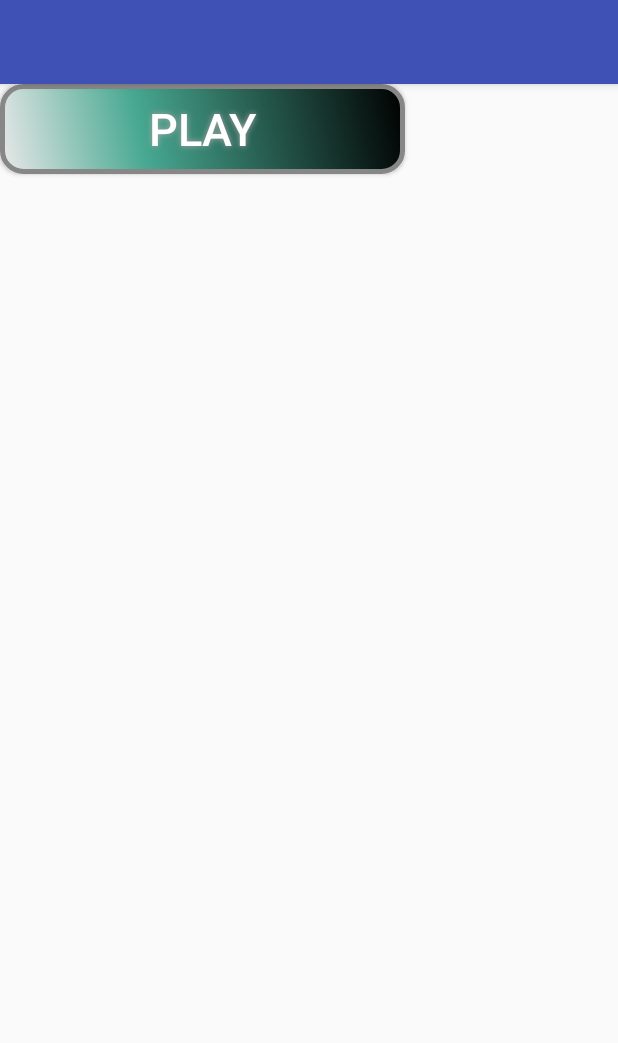
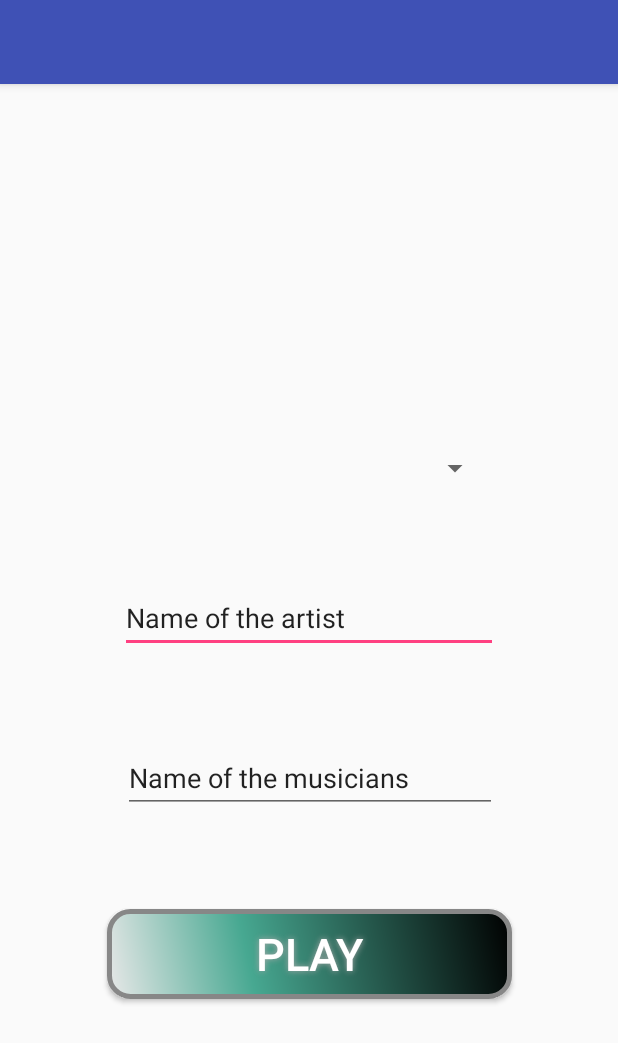
Before and after one commit to jeking212/HACKadam, an Android app: the SettingsActivity screen opened directly, with no data from a screen before it, on a phone screen of 412 x 824 dp. Shown: the top 1043 px of the screen. Run offline under Robolectric (Android 15) with nearby library versions, the phone set to English and light mode, and no system bars.

Commit message:
Drawing done need to add re-drawing and all of the rest

```diff
--- a/app/src/main/AndroidManifest.xml
+++ b/app/src/main/AndroidManifest.xml
@@ -18,7 +18,8 @@
             </intent-filter>
         </activity>
         <activity android:name=".MainMenuActivity" />
-        <activity android:name=".SettingsActivity"></activity>
+        <activity android:name=".SettingsActivity" />
+        <activity android:name=".PianoActivity"></activity>
     </application>
 
 </manifest>
--- a/app/src/main/res/layout/activity_settings.xml
+++ b/app/src/main/res/layout/activity_settings.xml
@@ -10,8 +10,15 @@
         android:id="@+id/spnSubject"
         android:layout_width="242dp"
         android:layout_height="49dp"
-        tools:layout_editor_absoluteX="71dp"
-        tools:layout_editor_absoluteY="155dp" />
+        android:layout_marginRight="8dp"
+        app:layout_constraintRight_toRightOf="parent"
+        android:layout_marginLeft="8dp"
+        app:layout_constraintLeft_toLeftOf="parent"
+        app:layout_constraintTop_toTopOf="parent"
+        android:layout_marginTop="8dp"
+        app:layout_constraintBottom_toBottomOf="parent"
+        android:layout_marginBottom="8dp"
+        app:layout_constraintVertical_bias="0.318" />
 
     <EditText
         android:id="@+id/ptArtistName"
@@ -20,8 +27,15 @@
         android:ems="10"
         android:inputType="textPersonName"
         android:text="Name of the artist"
-        tools:layout_editor_absoluteX="66dp"
-        tools:layout_editor_absoluteY="221dp" />
+        app:layout_constraintTop_toTopOf="parent"
+        android:layout_marginTop="8dp"
+        app:layout_constraintBottom_toBottomOf="parent"
+        android:layout_marginBottom="8dp"
+        android:layout_marginLeft="8dp"
+        app:layout_constraintVertical_bias="0.461"
+        app:layout_constraintLeft_toLeftOf="parent"
+        android:layout_marginRight="8dp"
+        app:layout_constraintRight_toRightOf="parent" />
 
     <EditText
         android:id="@+id/ptMusiciansName"
@@ -30,8 +44,16 @@
         android:ems="10"
         android:inputType="textPersonName"
         android:text="Name of the musicians"
-        tools:layout_editor_absoluteX="68dp"
-        tools:layout_editor_absoluteY="279dp" />
+        android:layout_marginRight="8dp"
+        app:layout_constraintRight_toRightOf="parent"
+        android:layout_marginLeft="8dp"
+        app:layout_constraintLeft_toLeftOf="parent"
+        app:layout_constraintBottom_toBottomOf="parent"
+        android:layout_marginBottom="8dp"
+        app:layout_constraintTop_toTopOf="parent"
+        android:layout_marginTop="8dp"
+        app:layout_constraintHorizontal_bias="0.504"
+        app:layout_constraintVertical_bias="0.612" />
 
     <Button
         android:id="@+id/btnPlay"
@@ -47,6 +69,13 @@
         android:text="Play"
         android:textColor="#FFFFFF"
         android:textSize="30sp"
-        tools:layout_editor_absoluteX="57dp"
-        tools:layout_editor_absoluteY="354dp" />
+        android:layout_marginRight="8dp"
+        app:layout_constraintRight_toRightOf="parent"
+        android:layout_marginLeft="8dp"
+        app:layout_constraintLeft_toLeftOf="parent"
+        app:layout_constraintBottom_toBottomOf="parent"
+        android:layout_marginBottom="8dp"
+        app:layout_constraintTop_toTopOf="parent"
+        android:layout_marginTop="8dp"
+        app:layout_constraintVertical_bias="0.783" />
 </android.support.constraint.ConstraintLayout>
```
Also changed, not shown: app/src/main/java/com/group3/hackadam/PianoActivity.java (added, +86 -0 lines), app/src/main/res/layout/activity_piano.xml (added, +120 -0 lines), 7 other files.
